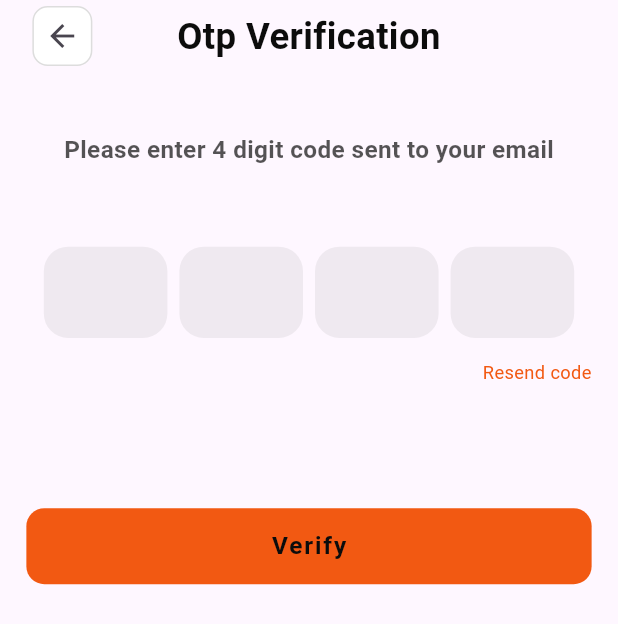
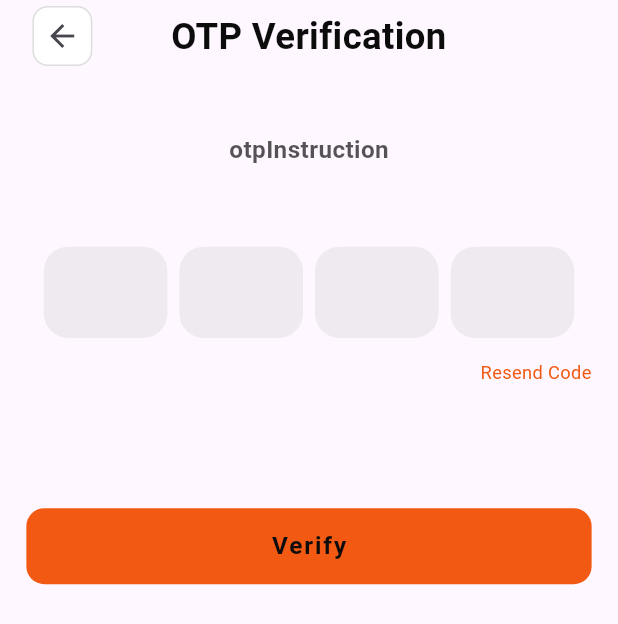
Before and after one commit to Abdulteef1998/E-Commerce-App, a Flutter app: the screen it shows after launch, after a tap on the "language" icon, after a tap on "Login", on a phone screen of 412 x 824 dp. Shown: the top 624 px of the screen. Run offline on Flutter 3.47's test engine with Material 3 defaults, Android fonts, the phone set to English and light mode, and no system bars; drawn by our look-alikes of pinput; our stand-ins replace easy_localization, flutter_screenutil.

Commit message:
added code genartion for keys  files

```diff
--- a/lib/core/widgets/custom_appbar.dart
+++ b/lib/core/widgets/custom_appbar.dart
@@ -1,3 +1,4 @@
+import 'package:easy_localization/easy_localization.dart';
 import 'package:ecomerce_app/core/helpers/extensions.dart';
 import 'package:ecomerce_app/core/theme/app_colors.dart';
 import 'package:ecomerce_app/core/theme/app_text_style.dart';
@@ -20,7 +21,9 @@ class CustomAppBar extends StatelessWidget {
                   side: BorderSide(color: AppColor.greyColor.withAlpha(90)),
                 ),
               ),
-              onPressed: () {},
+              onPressed: () {
+                Navigator.pop(context);
+              },
               icon: const Icon(Icons.arrow_back),
             ),
           ],
@@ -32,7 +35,7 @@ class CustomAppBar extends StatelessWidget {
           top: 0,
           child: Center(
             child: Text(
-              'Otp Verification',
+              'otpVerificationTitle'.tr(),
               style: AppTextStyle.font24W700,
               textAlign: TextAlign.center,
             ),
--- a/lib/features/auth/ui/screens/login_screen.dart
+++ b/lib/features/auth/ui/screens/login_screen.dart
@@ -6,6 +6,7 @@ import 'package:ecomerce_app/core/theme/app_text_style.dart';
 import 'package:ecomerce_app/core/widgets/app_button.dart';
 import 'package:ecomerce_app/core/widgets/app_text_form_field.dart';
 import 'package:ecomerce_app/features/auth/ui/widgets/lang_icon.dart';
+import 'package:ecomerce_app/generated/locale_keys.g.dart';
 import 'package:flutter/material.dart';
 
 class LoginScreen extends StatefulWidget {
@@ -33,18 +34,21 @@ class _LoginScreenState extends State<LoginScreen> {
             children: [
               LangIcon(),
               15.height,
-              Text("loginTitle".tr(), style: AppTextStyle.font24W700),
+              Text(LocaleKeys.loginTitle.tr(), style: AppTextStyle.font24W700),
               23.height,
-              Text('welcomeBack'.tr(), style: AppTextStyle.font20W700),
+              Text(LocaleKeys.welcomeBack.tr(), style: AppTextStyle.font20W700),
               8.height,
               Text(
-                'loginSubtitle'.tr(),
+                LocaleKeys.loginSubtitle.tr(),
                 style: AppTextStyle.font14W700.copyWith(
                   color: AppColor.blackColor.withValues(alpha: 0.78),
                 ),
               ),
               35.height,
-              Text('phoneNumberLabel'.tr(), style: AppTextStyle.font15W700),
+              Text(
+                LocaleKeys.phoneNumberLabel.tr(),
+                style: AppTextStyle.font15W700,
+              ),
               8.height,
               AppTextFormField(
                 controller: _phoneController,
@@ -52,7 +56,7 @@ class _LoginScreenState extends State<LoginScreen> {
               ),
               104.height,
               AppButton(
-                text: 'loginButton'.tr(),
+                text: LocaleKeys.loginButton.tr(),
                 onPressed: () {
                   Navigator.pushNamed(context, Routes.otp);
                 },
--- a/lib/features/auth/ui/screens/otp_screen.dart
+++ b/lib/features/auth/ui/screens/otp_screen.dart
@@ -1,3 +1,4 @@
+import 'package:easy_localization/easy_localization.dart';
 import 'package:ecomerce_app/core/helpers/extensions.dart';
 import 'package:ecomerce_app/core/theme/app_colors.dart';
 import 'package:ecomerce_app/core/theme/app_text_style.dart';
@@ -6,6 +7,7 @@ import 'package:ecomerce_app/core/widgets/app_padding.dart';
 import 'package:ecomerce_app/core/widgets/custom_appbar.dart';
 import 'package:ecomerce_app/features/auth/ui/widgets/otp_formfield.dart';
 import 'package:ecomerce_app/features/auth/ui/widgets/resend_code_widget.dart';
+import 'package:ecomerce_app/generated/locale_keys.g.dart';
 import 'package:flutter/material.dart';
 
 class OtpScreen extends StatelessWidget {
@@ -22,7 +24,7 @@ class OtpScreen extends StatelessWidget {
               CustomAppBar(),
               42.height,
               Text(
-                'Please enter 4 digit code sent to your email',
+                LocaleKeys.otpInstruction.tr(),
                 style: AppTextStyle.font16W700.copyWith(
                   color: AppColor.blackColor.withValues(alpha: 0.7),
                 ),
@@ -32,7 +34,7 @@ class OtpScreen extends StatelessWidget {
               16.height,
               ResendCodeWidget(),
               82.height,
-              AppButton(text: 'Verify', onPressed: () {}),
+              AppButton(text: LocaleKeys.verifyButton.tr(), onPressed: () {}),
             ],
           ),
         ),
--- a/lib/features/auth/ui/widgets/resend_code_widget.dart
+++ b/lib/features/auth/ui/widgets/resend_code_widget.dart
@@ -1,4 +1,6 @@
+import 'package:easy_localization/easy_localization.dart';
 import 'package:ecomerce_app/core/theme/app_text_style.dart';
+import 'package:ecomerce_app/generated/locale_keys.g.dart';
 import 'package:flutter/material.dart';
 
 class ResendCodeWidget extends StatelessWidget {
@@ -9,7 +11,10 @@ class ResendCodeWidget extends StatelessWidget {
     return Align(
       alignment: Alignment.centerRight,
       child: InkWell(
-        child: Text('Resend code', style: AppTextStyle.font12W400),
+        child: Text(
+          LocaleKeys.resend_code.tr(),
+          style: AppTextStyle.font12W400,
+        ),
       ),
     );
   }
```
Also changed, not shown: assets/translations/ar.json (+7 -2 lines), assets/translations/en.json (+6 -2 lines), lib/generated/codegen_loader.g.dart (added), lib/generated/locale_keys.g.dart (added), pubspec.lock, 2 other files.
